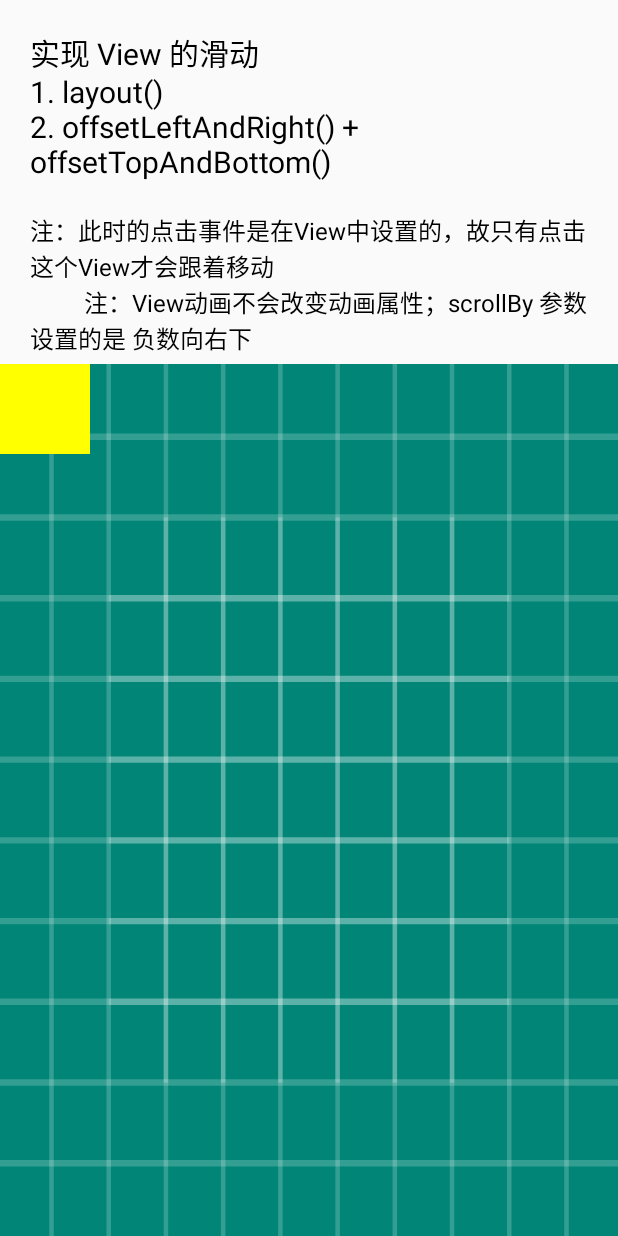
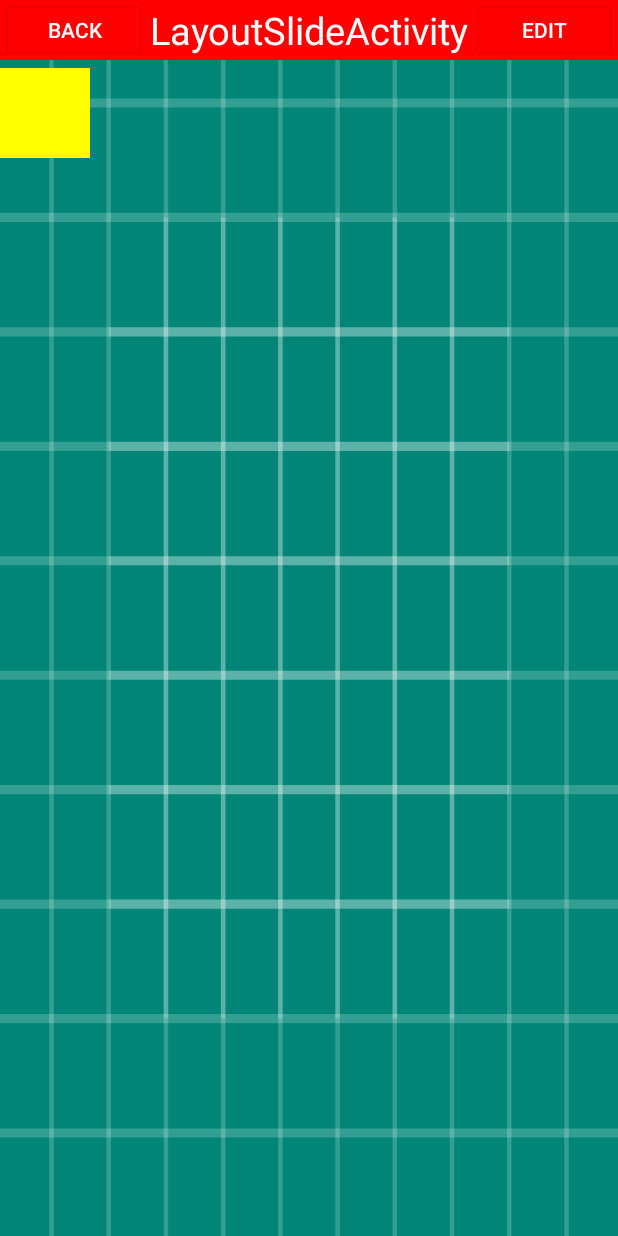
Before and after one commit to SmileAlfred/MyApplication200122, an Android app: the LayoutSlideActivity screen opened directly, with no data from a screen before it, on a phone screen of 412 x 824 dp. Run offline under Robolectric (Android 15) with nearby library versions, the phone set to English and light mode, and no system bars.

Commit message:
修改笔记显示样式

```diff
--- a/app/src/main/java/com/example/myapplication200122/slideview/LayoutSlideActivity.java
+++ b/app/src/main/java/com/example/myapplication200122/slideview/LayoutSlideActivity.java
@@ -2,7 +2,10 @@ package com.example.myapplication200122.slideview;
 
 import android.app.ActionBar;
 import android.os.Bundle;
+import android.view.View;
 import android.view.animation.AnimationUtils;
+import android.widget.Button;
+import android.widget.TextView;
 
 import androidx.annotation.Nullable;
 import androidx.appcompat.app.AppCompatActivity;
@@ -12,21 +15,52 @@ import com.example.myapplication200122.R;
 
 /**
  * @author LiuSaiSai
- * @description:  实现 View 的滑动"
+ * @description: 实现 View 的滑动"
  * 1."layout()
  * 2. offsetLeftAndRight()+offsetTopAndBottom()
  * 3. LayoutParams(改变布局参数)
  * @date :2020/04/15 12:05
  */
-public class LayoutSlideActivity extends AppCompatActivity {
+public class LayoutSlideActivity extends AppCompatActivity implements View.OnClickListener {
 
     private LayoutSlideView mSlideViewAnimate;
+    private TextView noteTitle;
+    private TextView noteContent;
 
     @Override
     protected void onCreate(@Nullable Bundle savedInstanceState) {
         super.onCreate(savedInstanceState);
+        findViews();
+    }
+
+    private void findViews() {
         setContentView(R.layout.activity_layout_slide);
+
         mSlideViewAnimate = findViewById(R.id.slide_view_animate);
-        mSlideViewAnimate.setAnimation(AnimationUtils.loadAnimation(this,R.anim.translate));
+        mSlideViewAnimate.setAnimation(AnimationUtils.loadAnimation(this, R.anim.translate));
+
+        Button noteEdit = findViewById(R.id.title_edit_button);
+        noteEdit.setOnClickListener(this);
+
+        noteTitle = findViewById(R.id.layout_slide_note1);
+        noteContent = findViewById(R.id.layout_slide_note2);
+
+    }
+
+    @Override
+    public void onClick(View v) {
+        switch (v.getId()) {
+            case R.id.title_edit_button:
+                if(noteTitle.getVisibility() == View.GONE || noteContent.getVisibility() == View.GONE){
+                    noteTitle.setVisibility(View.VISIBLE);
+                    noteContent.setVisibility(View.VISIBLE);
+                }else{
+                    noteTitle.setVisibility(View.GONE);
+                    noteContent.setVisibility(View.GONE);
+                }
+                break;
+            default:
+                break;
+        }
     }
 }
--- a/app/src/main/res/layout/activity_layout_slide.xml
+++ b/app/src/main/res/layout/activity_layout_slide.xml
@@ -2,35 +2,43 @@
 <LinearLayout xmlns:android="http://schemas.android.com/apk/res/android"
     android:layout_width="match_parent"
     android:layout_height="match_parent"
+    android:background="@drawable/ic_launcher_background"
     android:orientation="vertical">
-
+<com.example.myapplication200122.utils.TitleLayout
+    android:layout_width="match_parent"
+    android:layout_height="wrap_content"/>
     <TextView
         android:layout_width="match_parent"
+        android:id="@+id/layout_slide_note1"
         android:layout_height="wrap_content"
         android:layout_margin="20dp"
         android:gravity="left"
         android:text="实现 View 的滑动\n1. layout() \n2. offsetLeftAndRight() + offsetTopAndBottom() "
+        android:visibility="gone"
         android:textAllCaps="false"
+        android:background="#fff"
         android:textColor="#000"
         android:textSize="20sp" />
 
     <TextView
         android:layout_width="match_parent"
         android:layout_height="wrap_content"
+        android:id="@+id/layout_slide_note2"
         android:layout_marginLeft="20dp"
+        android:visibility="gone"
         android:layout_marginRight="20dp"
         android:gravity="left"
         android:text="注：此时的点击事件是在View中设置的，故只有点击这个View才会跟着移动\n
         注：View动画不会改变动画属性；scrollBy 参数设置的是 负数向右下"
         android:textAllCaps="false"
+        android:background="#fff"
         android:textColor="#000"
         android:textSize="16sp" />
 
     <LinearLayout
         android:layout_width="match_parent"
         android:layout_height="match_parent"
-        android:layout_marginTop="5dp"
-        android:background="@drawable/ic_launcher_background">
+        android:layout_marginTop="5dp">
 
 
         <com.example.myapplication200122.slideview.LayoutSlideView
```
